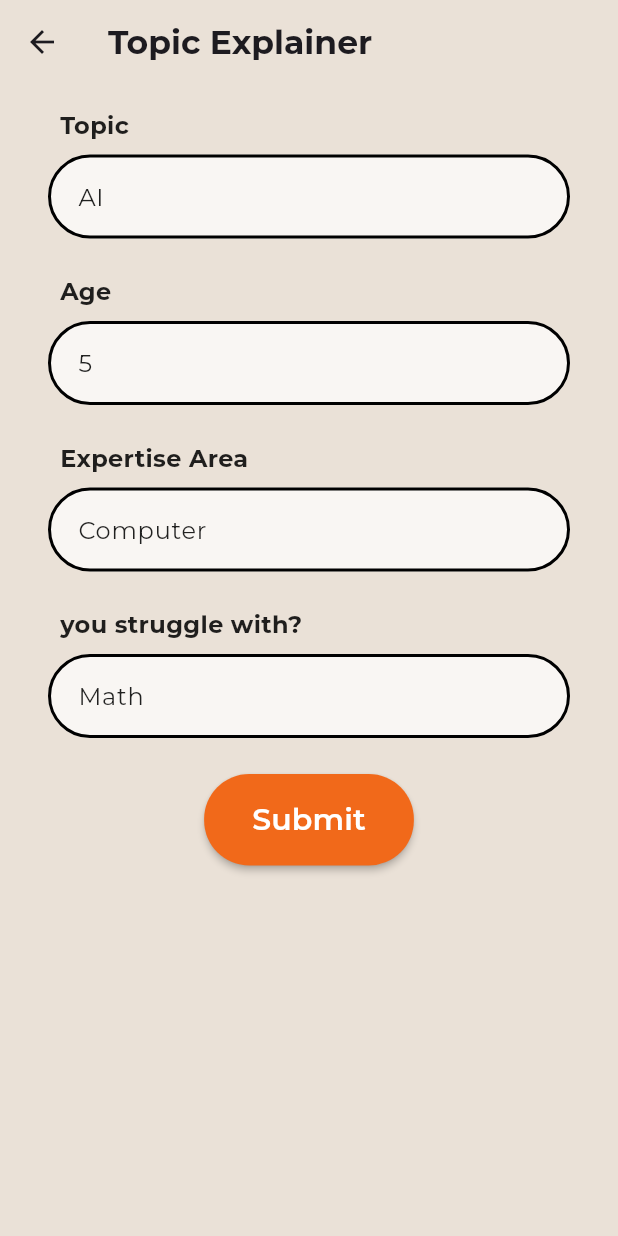
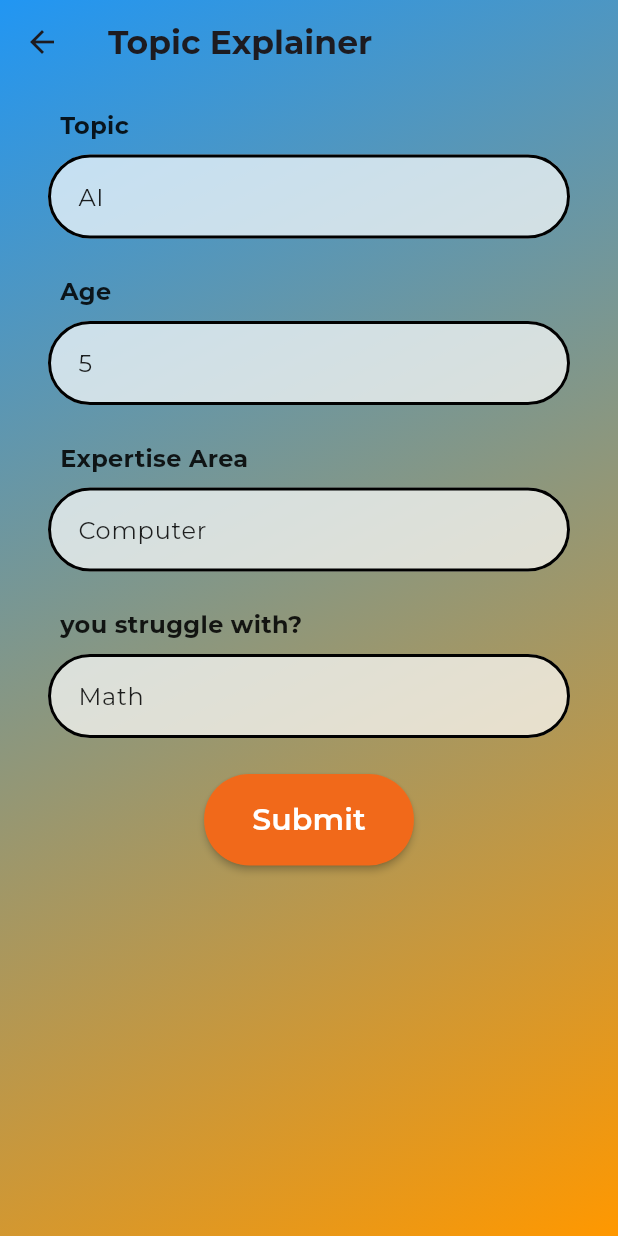
Before and after one commit to denyskarpii/student_ai, a Flutter app: the screen it shows after launch, after a tap on "Topic Explainer", on a phone screen of 412 x 824 dp. Run offline on Flutter 3.47's test engine with Material 2 defaults, Android fonts, the phone set to English and light mode, and no system bars; our stand-ins replace flutter_markdown, flutter_spinkit, flutter_svg, google_fonts, shared_preferences; missing offline and left inert: markdown; network calls fail.

Commit message:
UI revamped

```diff
--- a/lib/data/constants.dart
+++ b/lib/data/constants.dart
@@ -7,14 +7,17 @@ const Map<String, TextInputType> typeMap = {
 
 const double cardAspectRatio = 0.88;
 
+const kTransparent = Colors.transparent;
 const kWhite = Colors.white;
 const kBackGroundColor = Color.fromRGBO(234, 225, 215, 1);
 const kChatAppBar = Color.fromRGBO(54, 54, 53, 1);
 const kWhite70 = Colors.white70;
 const kLightGreen = Color.fromRGBO(175, 225, 105, 1);
 const kGreen = Colors.green;
-const kForeGroundColor = Color.fromRGBO(157, 105, 90, 1);
+const kForeGroundColor = Color.fromRGBO(100, 150, 255, 1);
+const kBlue = Colors.blue;
 const kButtonColor = Color.fromRGBO(241, 105, 26, 1);
+const kOrange = Colors.orange;
 const kRed = Colors.red;
 const kCodeBgColor = Color.fromRGBO(42, 45, 48, 1);
 const kDarkWhite = Color.fromRGBO(106, 106, 106, 1);
--- a/lib/screen/home.dart
+++ b/lib/screen/home.dart
@@ -55,13 +55,21 @@ class _HomeState extends State<Home> {
 
   @override
   Widget build(BuildContext context) {
-    return Scaffold(
-      backgroundColor: kBackGroundColor,
+    return Container(
+      decoration: const BoxDecoration(
+          gradient: LinearGradient(
+              begin: Alignment.topCenter,
+              end: Alignment.bottomCenter,
+              colors: [Colors.blue, kBackGroundColor, kOrange])),
+      child: Scaffold(
+        extendBodyBehindAppBar: true,
+        backgroundColor: Colors.transparent,
         appBar: AppBar(
+          surfaceTintColor: Colors.transparent,
           systemOverlayStyle: const SystemUiOverlayStyle(
             statusBarIconBrightness: Brightness.dark,
           ),
-        backgroundColor: kForeGroundColor,
+          backgroundColor: Colors.transparent,
           foregroundColor: kBlack,
           centerTitle: true,
           title: Row(
@@ -100,6 +108,9 @@ class _HomeState extends State<Home> {
         body: Column(
           crossAxisAlignment: CrossAxisAlignment.start,
           children: [
+            const SizedBox(
+              height: 100,
+            ),
             const Padding(
               padding: EdgeInsets.all(16.0),
               child: Text(
@@ -140,10 +151,16 @@ class _HomeState extends State<Home> {
                 ),
               ),
             ),
-          Flexible(
-            child: GridView.builder(
+            Expanded(
+              child: SingleChildScrollView(
                 physics: const BouncingScrollPhysics(),
-              gridDelegate: const SliverGridDelegateWithFixedCrossAxisCount(
+                child: Column(
+                  children: [
+                    GridView.builder(
+                      shrinkWrap: true,
+                      physics: const NeverScrollableScrollPhysics(),
+                      gridDelegate:
+                          const SliverGridDelegateWithFixedCrossAxisCount(
                         crossAxisCount: 2,
                         childAspectRatio: cardAspectRatio,
                         crossAxisSpacing: 10,
@@ -156,13 +173,38 @@ class _HomeState extends State<Home> {
                         return CardWidget(
                           id: data['id'],
                           data: data,
-                  pageRoute: MyForm(id: data['id'], title: data['title']),
+                          pageRoute:
+                              MyForm(id: data['id'], title: data['title']),
                         );
                       },
+                    ),
+                    Container(
+                      margin: const EdgeInsets.only(top: 100, bottom: 50),
+                      child: Text.rich(
+                        style: const TextStyle(
+                            fontSize: 16, fontWeight: FontWeight.w900),
+                        TextSpan(
+                          text: 'Made with ',
+                          children: [
+                            WidgetSpan(
+                              child: Image.asset(
+                                'assets/heart.png',
+                                height: 20,
+                                width: 20,
+                              ),
+                            ),
+                            const TextSpan(text: ' by ∆ꪜꪖᦔꫝ in 🇮🇳'),
+                          ],
+                        ),
+                      ),
+                    )
+                  ],
+                ),
               ),
             ),
           ],
         ),
+      ),
     );
   }
 }
--- a/lib/screen/my_form.dart
+++ b/lib/screen/my_form.dart
@@ -67,10 +67,16 @@ class _MyFormState extends State<MyForm> {
 
   @override
   Widget build(BuildContext context) {
-    return Scaffold(
-      backgroundColor: kBackGroundColor,
+    return Container(
+      decoration: const BoxDecoration(
+          gradient: LinearGradient(
+              begin: Alignment.topLeft,
+              end: Alignment.bottomRight,
+              colors: [Colors.blue, kOrange])),
+      child: Scaffold(
+        backgroundColor: kTransparent,
         appBar: AppBar(
-        backgroundColor: kBackGroundColor,
+          backgroundColor: kTransparent,
           elevation: 0.0,
           title: Text(
             widget.title,
@@ -147,6 +153,7 @@ class _MyFormState extends State<MyForm> {
             ],
           ),
         ),
+      ),
     );
   }
 }
--- a/lib/services/api_service.dart
+++ b/lib/services/api_service.dart
@@ -79,8 +79,8 @@ class ApiService {
       final res = await http.post(Uri.parse(url),
           headers: headers, body: json.encode(data));
 
-      print('Status Code: ${res.statusCode}');
-      print(res.body);
+      // print('Status Code: ${res.statusCode}');
+      // print(res.body);
 
       return res.statusCode == 200;
     } catch (e) {
--- a/lib/widgets/server_indicator.dart
+++ b/lib/widgets/server_indicator.dart
@@ -25,7 +25,8 @@ class _ServerIndicatorState extends State<ServerIndicator> {
         children: [
           const Text(
             "Server",
-            style: TextStyle(color: Colors.white, fontSize: 12),
+            style: TextStyle(
+                color: Colors.white, fontSize: 12, fontWeight: FontWeight.bold),
           ),
           const SizedBox(
             width: 8,
--- a/lib/widgets/typing_animation.dart
+++ b/lib/widgets/typing_animation.dart
@@ -12,14 +12,14 @@ class TypingAnimation extends StatelessWidget {
         SizedBox(
           width: 30,
           child: SpinKitThreeInOut(
-            color: kGreen,
+            color: kBlue,
             size: 15,
           ),
         ),
         Text(
           'typing',
           style: TextStyle(
-              fontSize: 14, fontWeight: FontWeight.w600, color: kGreen),
+              fontSize: 14, fontWeight: FontWeight.w600, color: kBlue),
         )
       ],
     );
--- a/pubspec.yaml
+++ b/pubspec.yaml
@@ -70,7 +70,7 @@ flutter:
   # To add assets to your application, add an assets section, like this:
   assets:
     - assets/
-    - .env
+#    - .env
 
   # An image asset can refer to one or more resolution-specific "variants", see
   # https://flutter.dev/assets-and-images/#resolution-aware
```
Also changed, not shown: lib/model/response_model.dart (deleted, +0 -49 lines), lib/screen/chat_screen.dart (+11 -4 lines), lib/screen/form.dart (deleted, +0 -152 lines), lib/widgets/ai_message.dart (+4 -3 lines), lib/widgets/ani.dart (deleted, +0 -18 lines), lib/widgets/api_input.dart (+13 -12 lines), lib/widgets/text_field.dart (deleted, +0 -49 lines), lib/widgets/usr_message.dart (+4 -3 lines), assets/heart.png (added), lib/model/highlight.dart (deleted). Lines whose indentation alone changed are shown as unchanged.
